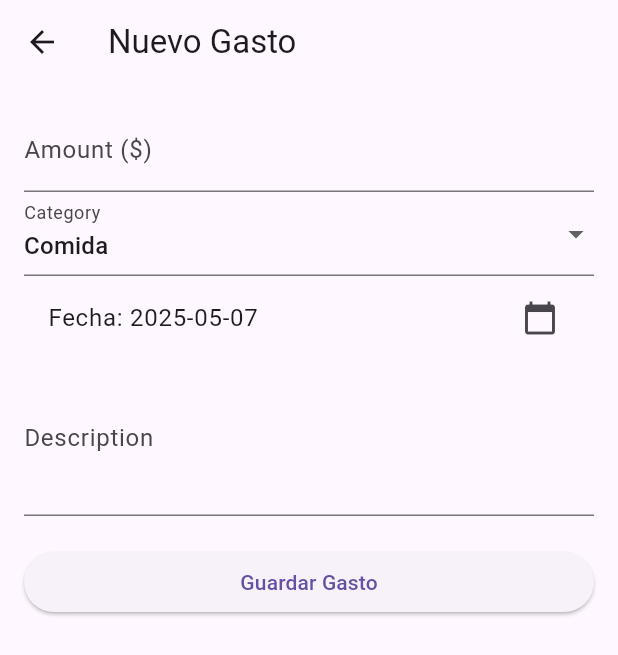
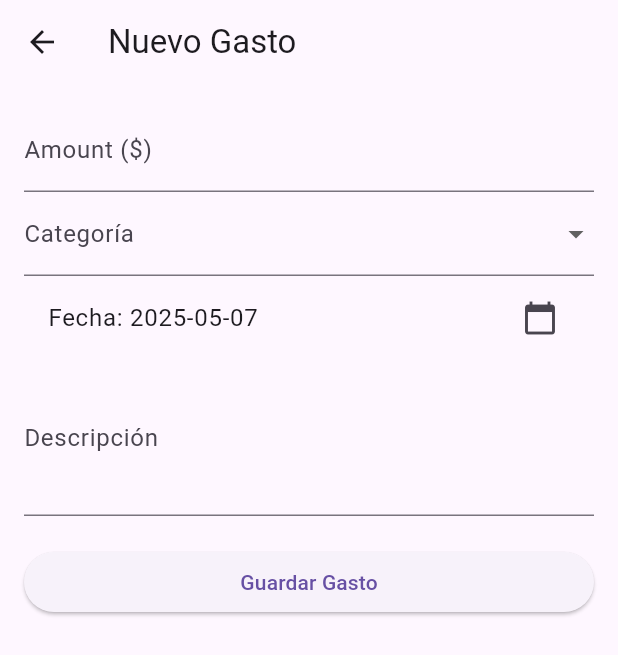
Before and after one commit to JulianOrdonez/finscan_1, a Flutter app: the ExpenseFormScreen screen opened directly, on a phone screen of 412 x 824 dp. Shown: the top 655 px of the screen. Run offline on Flutter 3.47's test engine with Material 3 defaults, Android fonts, the phone set to English and light mode, and no system bars; our stand-ins replace fl_chart, sqflite; accounts and stored records are empty.

Commit message:
Tus cambios

```diff
--- a/lib/screens/expense_form_screen.dart
+++ b/lib/screens/expense_form_screen.dart
@@ -19,13 +19,13 @@ class _ExpenseFormScreenState extends State<ExpenseFormScreen> {
   DateTime _selectedDate = DateTime.now();
 
   List<String> _categories = [
-    'Comida',
-    'Transporte',
-    'Entretenimiento',
+    'Food',
+    'Transportation',
+    'Entertainment',
     'Utilities',
     'Shopping',
     'Other',
-  ];
+ ];
 
   Future<void> _selectDate(BuildContext context) async {
     final DateTime? picked = await showDatePicker(
@@ -93,7 +93,7 @@ class _ExpenseFormScreenState extends State<ExpenseFormScreen> {
                 keyboardType: TextInputType.numberWithOptions(decimal: true),
                 decoration: InputDecoration(
                   labelText: 'Amount (${currencyProvider.currency})',
-                  prefixText: '${currencyProvider.currency}',
+                  prefixText: '${currencyProvider.currency} ',
                 ),
                 validator: (value) {
                   if (value == null || value.isEmpty) {
@@ -107,7 +107,7 @@ class _ExpenseFormScreenState extends State<ExpenseFormScreen> {
               ),
               DropdownButtonFormField<String>(
                 value: _selectedCategory,
-                decoration: InputDecoration(labelText: 'Category'),
+                decoration: InputDecoration(labelText: 'Categoría'),
                 items: _categories.map<DropdownMenuItem<String>>((String category) {
                   return DropdownMenuItem<String>(
                     value: category,
@@ -128,7 +128,7 @@ class _ExpenseFormScreenState extends State<ExpenseFormScreen> {
               TextFormField(
                 controller: _descriptionController,
                 maxLines: 3,
-                decoration: InputDecoration(labelText: 'Description'),
+                decoration: InputDecoration(labelText: 'Descripción'),
                 validator: (value) {
  if (value == null || value.isEmpty) {
                     return 'Please enter a description';
```
Also changed, not shown: lib/screens/expense_stats_screen.dart (+18 -14 lines).
